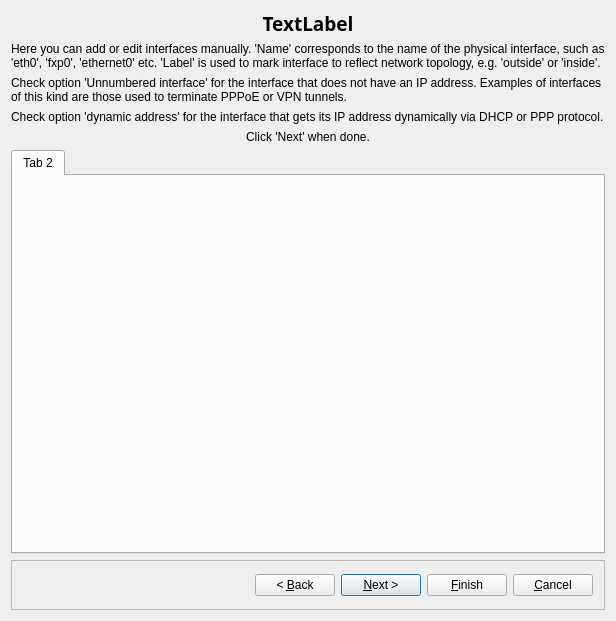
fwbuilder/fwbuilder, file src/gui/newhostdialog_q.ui: the form before one commit.
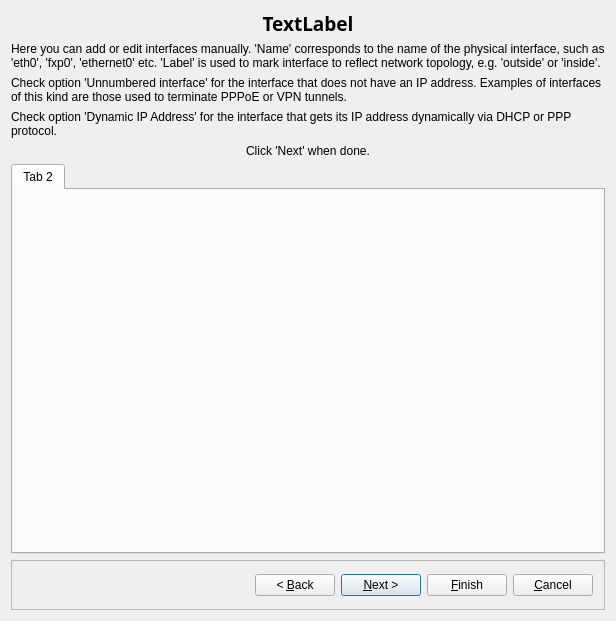
The form after the commit. The open tabs and pages were chosen to show the change. Icons and pictures are not drawn. Custom widgets are drawn as their Qt base class.

Commit message: fixed #1801 Update Creating new host object help text

What changed in the file:
```diff
--- a/src/gui/newhostdialog_q.ui
+++ b/src/gui/newhostdialog_q.ui
@@ -415,7 +415,7 @@
           </sizepolicy>
          </property>
          <property name="text">
-          <string>Check option 'dynamic address' for the interface that gets its IP address dynamically via DHCP or PPP protocol.</string>
+          <string>Check option 'Dynamic IP Address' for the interface that gets its IP address dynamically via DHCP or PPP protocol.</string>
          </property>
          <property name="alignment">
           <set>Qt::AlignLeading|Qt::AlignLeft|Qt::AlignVCenter</set>
```
Left out of the diff: 2 changed lines with no effect on the pictures. The commit also changes 1 other file.
